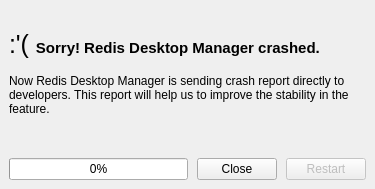
RedisDesktop/CrashReporter, file ui/CrashReporter.ui: the form before one commit.
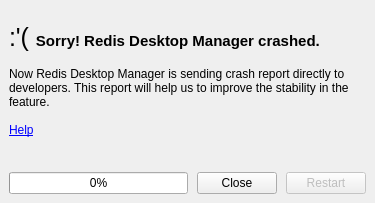
The form after the commit.

Commit message: Add help link

Patch:
```diff
--- a/ui/CrashReporter.ui
+++ b/ui/CrashReporter.ui
@@ -69,7 +69,7 @@
        <property name="text">
         <string>&lt;html&gt;&lt;head/&gt;&lt;body&gt;
 &lt;div style=&quot;font-size: 25px; margin-bottom: 15px; &quot;&gt;:'( &lt;span style=&quot; font-weight:600; font-size: 15px;&quot;&gt;Sorry! Redis Desktop Manager crashed.&lt;/span&gt; &lt;/div&gt;
-&lt;div &gt; Now Redis Desktop Manager is sending crash report directly to developers. This report will help us to improve the stability in the feature.&lt;/div&gt;
+&lt;div&gt; Now Redis Desktop Manager is sending crash report directly to developers. This report will help us to improve the stability in the feature.&lt;/div&gt;&lt;br&gt;&lt;br&gt;&lt;a href=&quot;https://oops.redisdesktop.com/help&quot;&gt;Help&lt;/a&gt;
 &lt;/body&gt;&lt;/html&gt;</string>
        </property>
        <property name="textFormat">
```
